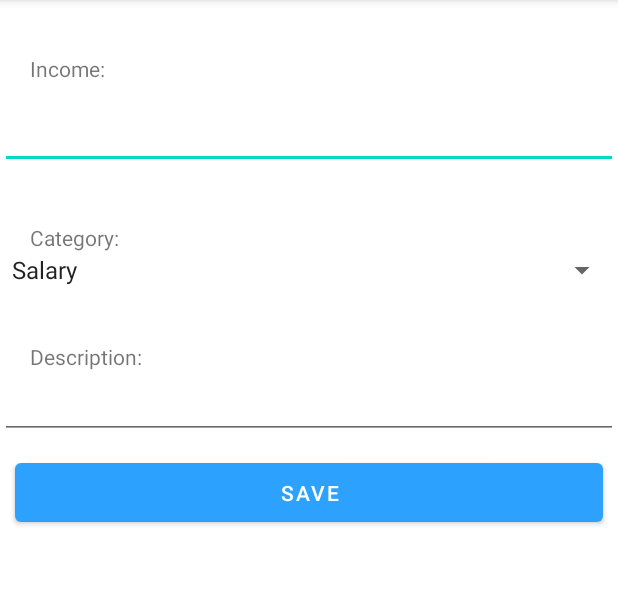
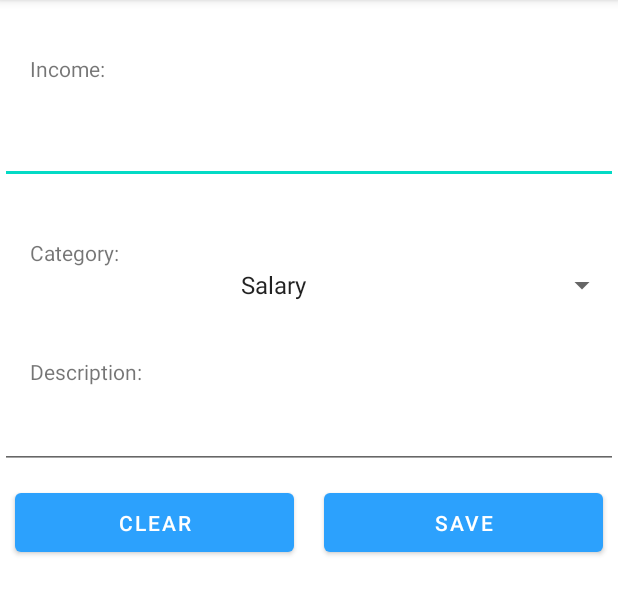
Before and after one commit to KiranBendkoli1/Expense-Manager, an Android app: the AddIncome screen opened directly, with no data from a screen before it, on a phone screen of 412 x 824 dp, the part 84-699 px from its top. Run offline under Robolectric (Android 15) with nearby library versions, the phone set to English and light mode, and no system bars; our stand-ins replace Firebase (no records; nobody signed in at launch, a user with empty details on screens opened directly).

Commit message:
once again edited UI

```diff
--- a/app/build.gradle
+++ b/app/build.gradle
@@ -37,6 +37,7 @@ dependencies {
     implementation 'androidx.legacy:legacy-support-v4:1.0.0'
     implementation 'com.google.firebase:firebase-auth:21.0.1'
     implementation 'com.google.firebase:firebase-database:20.0.0'
+    implementation 'com.google.firebase:firebase-storage:20.0.0'
     testImplementation 'junit:junit:4.12'
     androidTestImplementation 'androidx.test.ext:junit:1.1.2'
     androidTestImplementation 'androidx.test.espresso:espresso-core:3.3.0'
--- a/app/src/main/java/com/example/expensemanager/AddIncome.java
+++ b/app/src/main/java/com/example/expensemanager/AddIncome.java
@@ -27,7 +27,7 @@ public class AddIncome extends AppCompatActivity {
     Spinner incomeSpinner;
     EditText incomeFigure,incomeDescription;
     String category;
-    Button saveIncome;
+    Button saveIncome, clearIncome;
     FirebaseDatabase firebaseDatabase;
     DatabaseReference reference;
     DataObjectIncome dataObjectIncome;
@@ -39,7 +39,7 @@ public class AddIncome extends AppCompatActivity {
         incomeFigure = findViewById(R.id.incomeFigure);
         incomeDescription = findViewById(R.id.incomeDescription);
         saveIncome =  findViewById(R.id.saveIncome);
-
+        clearIncome = findViewById(R.id.clearIncome);
         // to goto fragment HomeF
         FragmentManager manager = getSupportFragmentManager();
         FragmentTransaction transaction = manager.beginTransaction();
@@ -117,5 +117,13 @@ public class AddIncome extends AppCompatActivity {
             }
         });
 
+        clearIncome.setOnClickListener(new View.OnClickListener() {
+            @Override
+            public void onClick(View v) {
+                incomeFigure.setText("");
+                incomeDescription.setText("");
+            }
+        });
+
     }
 }
--- a/app/src/main/java/com/example/expensemanager/MainActivity.java
+++ b/app/src/main/java/com/example/expensemanager/MainActivity.java
@@ -54,6 +54,7 @@ public class MainActivity extends AppCompatActivity {
                     @Override
                     public void onComplete(@NonNull Task<AuthResult> task) {
                         if(task.isSuccessful()){
+                            finish();
                             Toast.makeText(getApplicationContext(),"Login Successful",Toast.LENGTH_SHORT);
                             Intent i = new Intent(getApplicationContext(),Home.class);
                             startActivity(i);
--- a/app/src/main/java/com/example/expensemanager/UserF.java
+++ b/app/src/main/java/com/example/expensemanager/UserF.java
@@ -8,15 +8,17 @@ import android.view.LayoutInflater;
 import android.view.View;
 import android.view.ViewGroup;
 
+import com.google.firebase.auth.FirebaseUser;
+
 
 public class UserF extends Fragment {
 
 
+    FirebaseUser user;
+
     public UserF() {
         // Required empty public constructor
     }
-
-
 
     @Override
     public View onCreateView(LayoutInflater inflater, ViewGroup container,
--- a/app/src/main/res/layout/activity_add_income.xml
+++ b/app/src/main/res/layout/activity_add_income.xml
@@ -23,7 +23,8 @@
         android:layout_marginTop="12dp"
         android:gravity="right"
         android:inputType="number"
-        android:paddingLeft="20dp"
+        android:textSize="25sp"
+        android:paddingLeft="20sp"
          />
 
     <TextView
@@ -38,10 +39,11 @@
         android:layout_width="match_parent"
         android:layout_height="wrap_content"
         android:gravity="center"
+        android:textAlignment="center"
+        android:scrollbarSize="25sp"
         />
 
     <TextView
-
         android:layout_width="wrap_content"
         android:layout_height="wrap_content"
         android:layout_marginTop="36dp"
@@ -52,15 +54,34 @@
         android:id="@+id/incomeDescription"
         android:layout_width="match_parent"
         android:layout_height="wrap_content"
+        android:textSize="25dp"
+        android:paddingLeft="10sp"
         />
 
 
-    <Button
-        android:id="@+id/saveIncome"
-        android:padding="10sp"
-        android:layout_margin="10dp"
+
+
+    <LinearLayout
         android:layout_width="match_parent"
         android:layout_height="wrap_content"
-        android:text="Save"
-        />
+        android:orientation="horizontal">
+        <Button
+            android:id="@+id/clearIncome"
+            android:layout_width="match_parent"
+            android:layout_height="wrap_content"
+            android:layout_margin="10dp"
+            android:layout_weight="1"
+            android:padding="10sp"
+            android:text="clear"
+            />
+        <Button
+            android:id="@+id/saveIncome"
+            android:layout_width="match_parent"
+            android:layout_height="wrap_content"
+            android:layout_margin="10dp"
+            android:layout_weight="1"
+            android:padding="10sp"
+            android:text="Save"
+            />
+    </LinearLayout>
 </LinearLayout>
```
Also changed, not shown: app/src/main/java/com/example/expensemanager/AddExpense.java (+9 -4 lines), app/src/main/java/com/example/expensemanager/RegistrationActivity.java (+10 -0 lines), app/src/main/res/layout/activity_add_expense.xml (+24 -6 lines), app/src/main/res/layout/fragment_user2.xml (+10 -7 lines), app/src/main/res/drawable-v24/blankprofile.png (added), app/src/main/res/drawable-v24/profile.jpg (added), app/src/main/res/drawable-v24/profile_with_mass.jpg (added).
